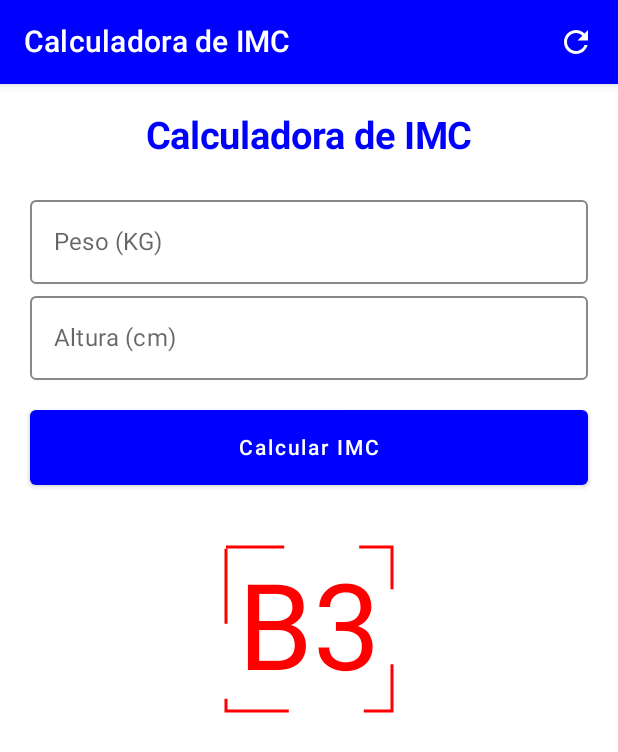
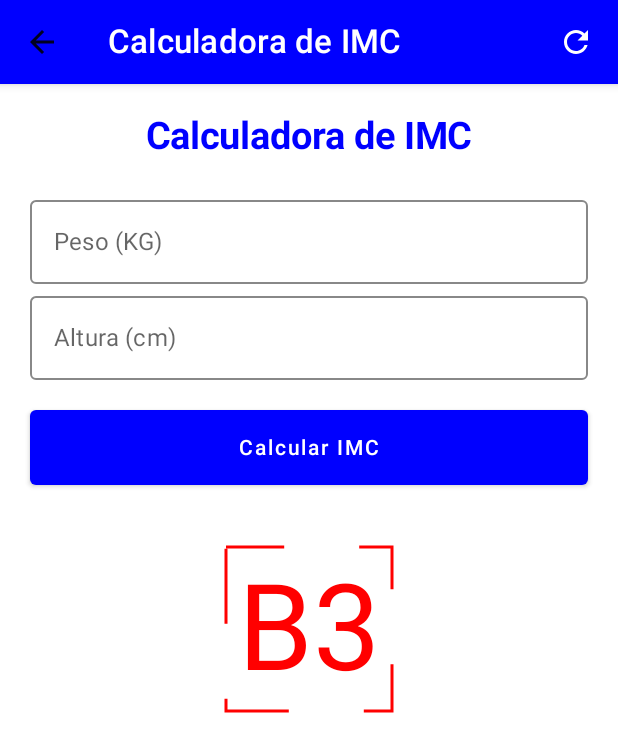
Before and after one commit to giovanileitevitor/TestingApp, an Android app built with Jetpack Compose: the CalculaImcActivity screen opened directly, with no data from a screen before it, on a phone screen of 412 x 824 dp. Shown: the top 752 px of the screen. Run offline under Robolectric (Android 15) with nearby library versions, the phone set to English and light mode, and no system bars.

Commit message:
Jetpack compose

```diff
--- a/app/src/main/java/br/applabbs/testingapp/ui/theme/examples/appcitizen/CitizenActivity.kt
+++ b/app/src/main/java/br/applabbs/testingapp/ui/theme/examples/appcitizen/CitizenActivity.kt
@@ -38,6 +38,7 @@ class CitizenActivity: ComponentActivity() {
 
 @Composable
 fun AppCitizen(){
+    val activity = LocalContext.current as ComponentActivity
     val context = LocalContext.current
     val viewModel : CitizenViewModel = viewModel()
     //val count by viewModel.count.collectAsState()
@@ -64,9 +65,7 @@ fun AppCitizen(){
                 modifier = Modifier
                     .size(42.dp)
                     .clickable {
-                        Toast
-                            .makeText(context, "botao menu", Toast.LENGTH_SHORT)
-                            .show()
+                        activity.finish()
                     }
             )
 
--- a/app/src/main/java/br/applabbs/testingapp/ui/theme/examples/calcimc/CalculaImcActivity.kt
+++ b/app/src/main/java/br/applabbs/testingapp/ui/theme/examples/calcimc/CalculaImcActivity.kt
@@ -13,6 +13,7 @@ import androidx.compose.foundation.layout.padding
 import androidx.compose.foundation.text.KeyboardOptions
 import androidx.compose.material.Button
 import androidx.compose.material.ButtonDefaults
+import androidx.compose.material.Icon
 import androidx.compose.material.IconButton
 import androidx.compose.material.OutlinedTextField
 import androidx.compose.material.Scaffold
@@ -29,6 +30,7 @@ import androidx.compose.ui.Modifier
 import androidx.compose.ui.graphics.Color
 import androidx.compose.ui.graphics.vector.ImageVector
 import androidx.compose.ui.platform.LocalContext
+import androidx.compose.ui.res.painterResource
 import androidx.compose.ui.res.vectorResource
 import androidx.compose.ui.text.TextStyle
 import androidx.compose.ui.text.font.FontWeight
@@ -51,6 +53,7 @@ class CalculaImcActivity: ComponentActivity() {
 @Composable
 fun CalculadoraImc(){
 
+    val activity = LocalContext.current as ComponentActivity
     val localContext = LocalContext.current
     val calcularImc = CalcularImc()
     var peso by remember { mutableStateOf("")}
@@ -63,6 +66,7 @@ fun CalculadoraImc(){
                 title = {
                     Text(
                         text = "Calculadora de IMC",
+                        fontSize = 22.sp,
                         color = Color.White
                     )
                 },
@@ -78,6 +82,18 @@ fun CalculadoraImc(){
                         Image(
                             imageVector = ImageVector.vectorResource(id = R.drawable.ic_reload),
                             contentDescription = "refresh"
+                        )
+                    }
+                },
+                navigationIcon = {
+                    IconButton(
+                        onClick = {
+                            activity.finish()
+                        }
+                    ) {
+                        Icon(
+                            painter = painterResource(id = R.drawable.ic_back),
+                            contentDescription = "Voltar"
                         )
                     }
                 }
--- /dev/null
+++ b/app/src/main/res/drawable/ic_back.xml
@@ -0,0 +1,5 @@
+<vector android:autoMirrored="true" android:height="24dp"
+    android:tint="#FFFFFF" android:viewportHeight="24"
+    android:viewportWidth="24" android:width="24dp" xmlns:android="http://schemas.android.com/apk/res/android">
+    <path android:fillColor="@android:color/white" android:pathData="M20,11H7.83l5.59,-5.59L12,4l-8,8 8,8 1.41,-1.41L7.83,13H20v-2z"/>
+</vector>
```
Also changed, not shown: app/src/main/java/br/applabbs/testingapp/ui/theme/examples/agenda/AgendaActivity.kt (+19 -1 lines), app/src/main/java/br/applabbs/testingapp/ui/theme/examples/chat/ChatActivity.kt (+39 -3 lines), app/src/main/java/br/applabbs/testingapp/ui/theme/examples/notes/NotesActivity.kt (+25 -5 lines).
